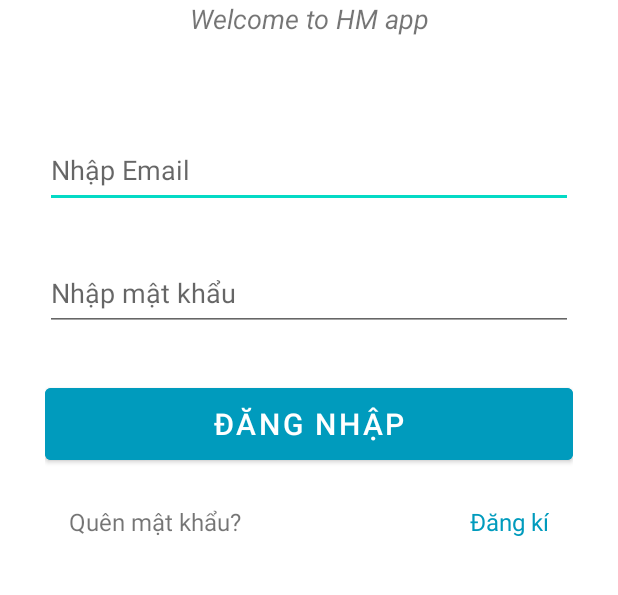
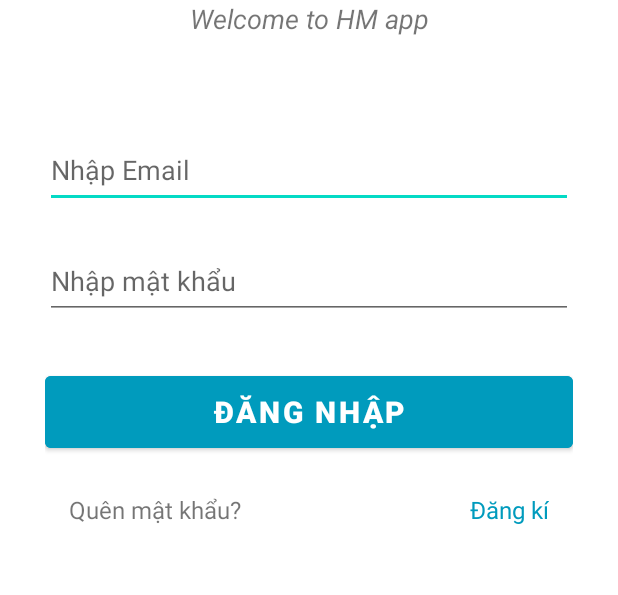
Before and after one commit to nguyennhung1529/HealthMonitoringSystem, an Android app: the LoginActivity screen opened directly, with no data from a screen before it, on a phone screen of 412 x 824 dp, the part 229-824 px from its top. Run offline under Robolectric (Android 15) with nearby library versions, the phone set to English and light mode, and no system bars.

Commit message:
Thay doi giao dien Login va Register

```diff
--- a/app/src/main/res/layout/activity_login.xml
+++ b/app/src/main/res/layout/activity_login.xml
@@ -49,7 +49,7 @@
         android:id="@+id/edtPassword"
         android:layout_width="match_parent"
         android:layout_height="50dp"
-        android:layout_marginTop="32dp"
+        android:layout_marginTop="24dp"
         android:autofillHints="enter password"
         android:hint="@string/hint_password"
         android:inputType="textPassword"
@@ -65,6 +65,7 @@
         android:backgroundTint="@color/dark_blue"
         android:text="@string/btn_dangnhap"
         android:textSize="20sp"
+        android:textStyle="bold"
         android:onClick="confirmLogin"
         app:layout_constraintEnd_toEndOf="parent"
         app:layout_constraintStart_toStartOf="parent"
--- a/app/src/main/res/layout/activity_register.xml
+++ b/app/src/main/res/layout/activity_register.xml
@@ -101,6 +101,7 @@
         android:backgroundTint="@color/dark_blue"
         android:text="Đăng ký"
         android:textSize="20sp"
+        android:textStyle="bold"
         app:layout_constraintEnd_toEndOf="parent"
         app:layout_constraintStart_toStartOf="parent"
         app:layout_constraintTop_toBottomOf="@+id/edtConfirmPassword" />
@@ -110,6 +111,7 @@
         android:layout_width="wrap_content"
         android:layout_height="wrap_content"
         android:layout_marginTop="24dp"
+        android:layout_marginEnd="88dp"
         android:text="Đã có tài khoản?"
         android:textSize="16sp"
         app:layout_constraintEnd_toStartOf="@+id/tvLogin"
```
